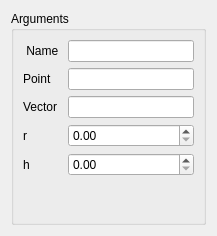
First picture: the form in src/HEXABLOCKGUI/Cylinder_QTD.ui, repository SalomePlatform/hexablock, before the edit.
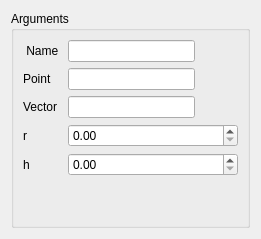
Second picture: the form after the edit.

Diff of the .ui file:
```diff
--- a/src/HEXABLOCKGUI/Cylinder_QTD.ui
+++ b/src/HEXABLOCKGUI/Cylinder_QTD.ui
@@ -6,8 +6,8 @@
    <rect>
     <x>0</x>
     <y>0</y>
-    <width>217</width>
-    <height>236</height>
+    <width>261</width>
+    <height>239</height>
    </rect>
   </property>
   <property name="windowTitle">
@@ -71,6 +71,9 @@
           <height>16777215</height>
          </size>
         </property>
+        <property name="readOnly">
+         <bool>false</bool>
+        </property>
        </widget>
       </item>
       <item row="4" column="1">
@@ -81,6 +84,9 @@
           <height>16777215</height>
          </size>
         </property>
+        <property name="readOnly">
+         <bool>false</bool>
+        </property>
        </widget>
       </item>
       <item row="5" column="1">
```
Left out of the diff: 2 changed lines with no effect on the pictures.
